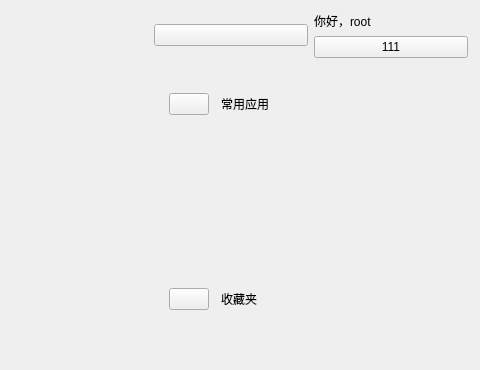
Before: the Qt Designer form plugins/menu/window.ui in openeuler-mirror/kiran-shell, drawn with Qt 5; both pictures show x 256 to 736 and y 0 to 370 of the 736 by 652 pixel window.
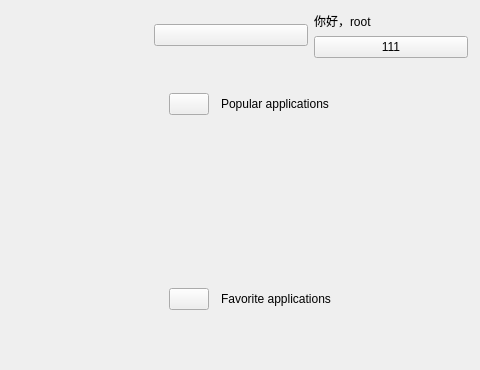
After: the same form once the commit is applied. Icons and pictures are not drawn.

Patch:
```diff
--- a/plugins/menu/window.ui
+++ b/plugins/menu/window.ui
@@ -402,7 +402,7 @@
            <item>
             <widget class="QLabel" name="m_labelPopularApp">
              <property name="text">
-              <string>常用应用</string>
+              <string>Popular applications</string>
              </property>
             </widget>
            </item>
@@ -452,7 +452,7 @@
            <item>
             <widget class="QLabel" name="m_labelFavoriteApp">
              <property name="text">
-              <string>收藏夹</string>
+              <string>Favorite applications</string>
              </property>
             </widget>
            </item>
```
Left out of the diff: 16 changed lines with no effect on the pictures.
